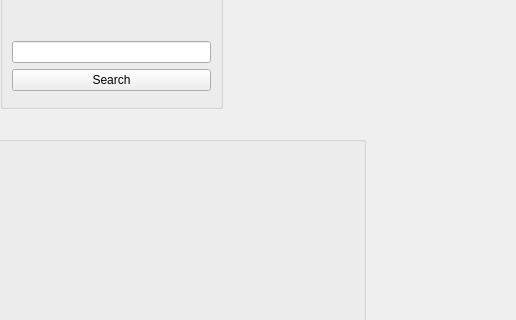
The window that mainwindow.ui (RealMVG/QTube) describes before a commit, drawn with Qt 5; both pictures show x 284 to 800 and y 188 to 508 of the 800 by 600 pixel window.
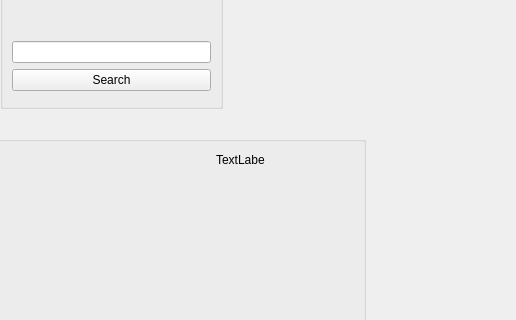
The same window after the commit.

Patch:
```diff
--- a/mainwindow.ui
+++ b/mainwindow.ui
@@ -57,8 +57,21 @@
       <bool>false</bool>
      </property>
     </widget>
+    <widget class="QLabel" name="l_vid_name">
+     <property name="geometry">
+      <rect>
+       <x>350</x>
+       <y>30</y>
+       <width>49</width>
+       <height>16</height>
+      </rect>
+     </property>
+     <property name="text">
+      <string>TextLabel</string>
+     </property>
+    </widget>
    </widget>
-   <widget class="QWidget" name="">
+   <widget class="QWidget" name="layoutWidget">
     <property name="geometry">
      <rect>
       <x>60</x>
```
